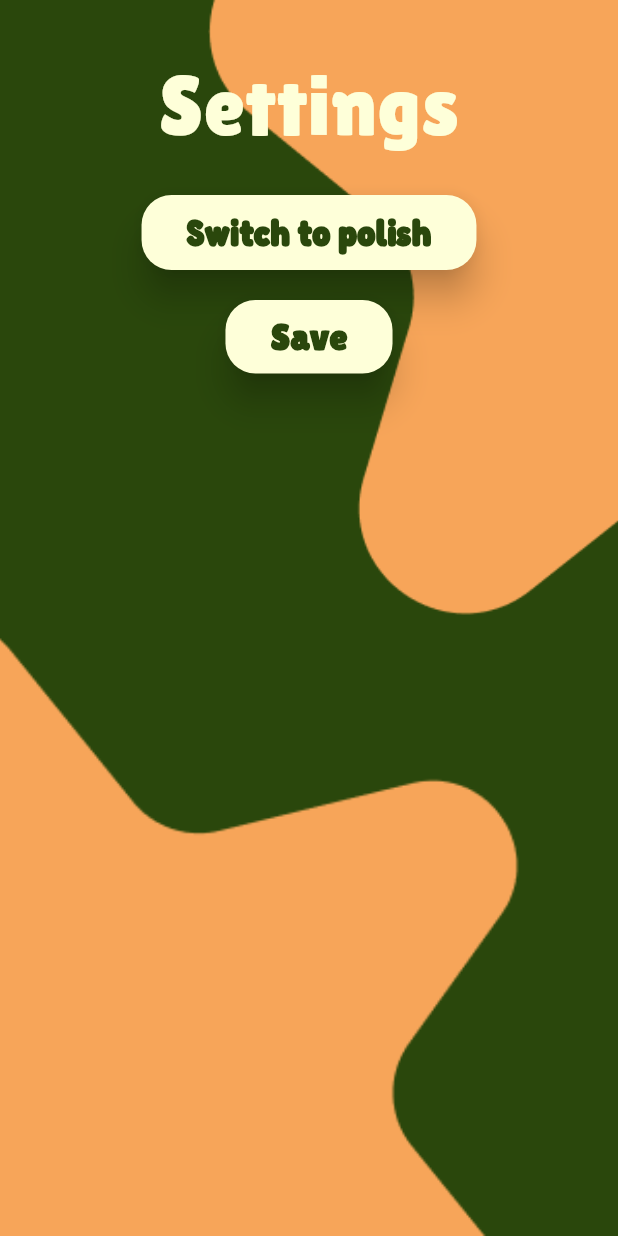
After one commit to amela-akija/animattio_mobile_app, a Flutter app: the SettingsPage screen opened directly, on a phone screen of 412 x 824 dp. The commit adds this screen. Run offline on Flutter 3.47's test engine with Material 3 defaults, Android fonts, the light colour scheme and no system bars; our stand-ins replace cloud_firestore, firebase_auth, firebase_core, get, get_storage; accounts and stored records are empty; generated files the repository leaves out were written again.

Commit message:
localization settings

```diff
--- a/lib/localization/en.dart
+++ b/lib/localization/en.dart
@@ -2,5 +2,6 @@ const Map<String, String> en = {"log_in":"Log in",
 "sign_up":"Sign up", "log_to_sign": "Don't have an account yet? Sign up",
  "Log_in":"Log in", "enter_password":"Enter password:", "enter_email":"Enter email:",
  "registered_successfully":"User registered successfully","login_successfull":"User logged in successfully",
- "fields":"Please fill in all the fields", "credentials": "Wrong credentials",
+ "fields":"Please fill in all the fields", "credentials": "Wrong credentials", "settings":"Settings", "PL_switch": "Switch to polish",
+  "EN_switch": "Switch to english", "save":"Save", "my_profile": "My profile", "play_game": "Play game", "change_avatar": "Change avatar",
 };
--- a/lib/localization/pl.dart
+++ b/lib/localization/pl.dart
@@ -1,5 +1,6 @@
 const Map<String, String> pl = {"log_in":"Logowanie", "sign_up": "Rejestracja", "log_to_sign": "Nie masz jeszcze konta? Zarejestruj się",
 "Log_in":"Zaloguj", "enter_password":"Wpisz hasło:", "enter_email":"Wpisz email:", "registered_successfully":"Poprawnie zarejestrowano",
-"login_successfull":"Poprawnie zalogowano","fields":"Proszę wypełnić wszystkie pola", "credentials": "Wprowadzono złe dane",
+"login_successfull":"Poprawnie zalogowano","fields":"Proszę wypełnić wszystkie pola", "credentials": "Wprowadzono złe dane",  "settings":"Ustawienia",
+"PL_switch": "Zmień na polski", "EN_switch": "Zmień na angielski",  "save":"Zapisz","my_profile": "Mój profil", "play_game": "Graj", "change_avatar": "Ustaw awatar",
 
 };
--- /dev/null
+++ b/lib/pages/settings_page.dart
@@ -0,0 +1,158 @@
+import 'package:animattio_mobile_app/controllers/locale_controller.dart';
+import 'package:animattio_mobile_app/pages/user_page.dart';
+import 'package:flutter/material.dart';
+import 'package:get/get.dart';
+
+class SettingsPage extends StatefulWidget {
+  final LocaleController localeController = Get.put(LocaleController());
+
+   SettingsPage({super.key});
+
+  @override
+  State<SettingsPage> createState() => _SettingsPageState();
+}
+
+class _SettingsPageState extends State<SettingsPage> {
+    @override
+  Widget build(BuildContext context) {
+
+    //Strings
+    String pageTitle = "settings".tr;
+    String chooseButton = "Choose";
+
+
+    //Colors
+    Color buttonColor = const Color(0xFF2A470C);
+    Color chooseColor = const Color(0xFFFEFFD9);
+    Color pageColor = const Color(0xFF2A470C);
+    Color fontColor = const Color(0xFFFEFFD9);
+
+    //Size
+    dynamic deviceSize, height, width;
+    deviceSize = MediaQuery.of(context).size;
+    height = deviceSize.height;
+    width = deviceSize.width;
+
+    return Scaffold(
+      backgroundColor: pageColor,
+      body: Stack(
+        children: <Widget>[
+          Positioned(
+            top: 0,
+            right: 0,
+            child: SizedBox(
+              width: width * 0.5,
+              height: height * 0.5,
+              child: FittedBox(
+                fit: BoxFit.cover,
+                child: Image.asset(
+                  'assets/avatar_page/star_avatar_1.png',
+                ),
+              ),
+            ),
+          ),
+          Positioned(
+            left: 0,
+            bottom: 0,
+            child: SizedBox(
+              width: width * 0.6,
+              height: height * 0.5,
+              child: FittedBox(
+                fit: BoxFit.cover,
+                child: Image.asset(
+                  'assets/avatar_page/star_avatar_2.png',
+                ),
+              ),
+            ),
+          ),
+          Center(
+            child: Column(
+              mainAxisAlignment: MainAxisAlignment.start,
+              children: <Widget>[
+                const SizedBox(height: 30),
+                Text(
+                  pageTitle,
+                  textAlign: TextAlign.center,
+                  style: TextStyle(
+                    color: chooseColor,
+                    fontSize: 56,
+                    fontFamily: 'Lilita One',
+                  ),
+                ),
+
+                 Positioned(
+            width: deviceSize.width,
+            child: Padding(
+              padding: const EdgeInsets.only(top: 20.0),
+              child: Align(
+                alignment: Alignment.center,
+                child: ElevatedButton(
+                   onPressed: () {
+                     widget.localeController.swapLanguages();
+          },
+
+                  style: TextButton.styleFrom(
+                    backgroundColor: fontColor,
+                    padding:
+                        const EdgeInsets.symmetric(horizontal: 30, vertical: 10),
+                    textStyle: const TextStyle(
+                        fontSize: 25,
+                        fontFamily: 'Fredoka',
+                        fontWeight: FontWeight.w900),
+                    shape: RoundedRectangleBorder(
+                      borderRadius: BorderRadius.circular(20),
+                    ),
+                    elevation: 10,
+                  ),
+                  child: Text(
+                   widget.localeController.currentLocale.value.languageCode == 'en' ? 'PL_switch'.tr : 'EN_switch'.tr,
+                style: TextStyle(color: buttonColor),
+                  ),
+                ),
+              ),
+            ),
+          ),
+          SizedBox(height: 20,),
+           Positioned(
+            width: deviceSize.width,
+            child: Padding(
+              padding: const EdgeInsets.only(bottom: 20.0),
+              child: Align(
+                alignment: Alignment.center,
+                child: ElevatedButton(
+                   onPressed: () {
+                    Navigator.of(context)
+                      .push(MaterialPageRoute(builder: (BuildContext context) {
+                    return const UserPage();
+                  }));
+          },
+
+                  style: TextButton.styleFrom(
+                    backgroundColor: fontColor,
+                    padding:
+                        const EdgeInsets.symmetric(horizontal: 30, vertical: 10),
+                    textStyle: const TextStyle(
+                        fontSize: 25,
+                        fontFamily: 'Lilita One',
+                        fontWeight: FontWeight.w900),
+                    shape: RoundedRectangleBorder(
+                      borderRadius: BorderRadius.circular(20),
+                    ),
+                    elevation: 10,
+                  ),
+                  child: Text(
+                  "save".tr,
+                style: TextStyle(color: buttonColor),
+                  ),
+                ),
+              ),
+            ),
+          ),
+              ],
+            ),
+          ),
+        ],
+      ),
+    );
+  }
+}
--- a/lib/pages/user_page.dart
+++ b/lib/pages/user_page.dart
@@ -1,7 +1,9 @@
 import 'package:animattio_mobile_app/pages/avatar_page.dart';
+import 'package:animattio_mobile_app/pages/settings_page.dart';
 import 'package:animattio_mobile_app/pages/theme_page.dart';
 import 'package:animattio_mobile_app/services/database_service.dart';
 import 'package:flutter/material.dart';
+import 'package:get/get.dart';
 
 class UserPage extends StatelessWidget {
   const UserPage({super.key});
@@ -10,10 +12,10 @@ class UserPage extends StatelessWidget {
   Widget build(BuildContext context) {
 
     //Strings
-    String userTitle = "My profile";
-    String gameButton = "play game";
-    String settingsButton = "settings";
-    String avatarButton = "change avatar";
+    String userTitle = "my_profile".tr;
+    String gameButton = "play_game".tr;
+    String settingsButton = "settings".tr;
+    String avatarButton = "change_avatar".tr;
 
     Future<String> currentAvatar = DatabaseService().getAvatar();
 
@@ -166,7 +168,7 @@ class UserPage extends StatelessWidget {
                     onPressed: () {
                       Navigator.of(context).push(
                           MaterialPageRoute(builder: (BuildContext context) {
-                        return const UserPage();
+                        return SettingsPage();
                       }));
                     },
                     style: ElevatedButton.styleFrom(
```
